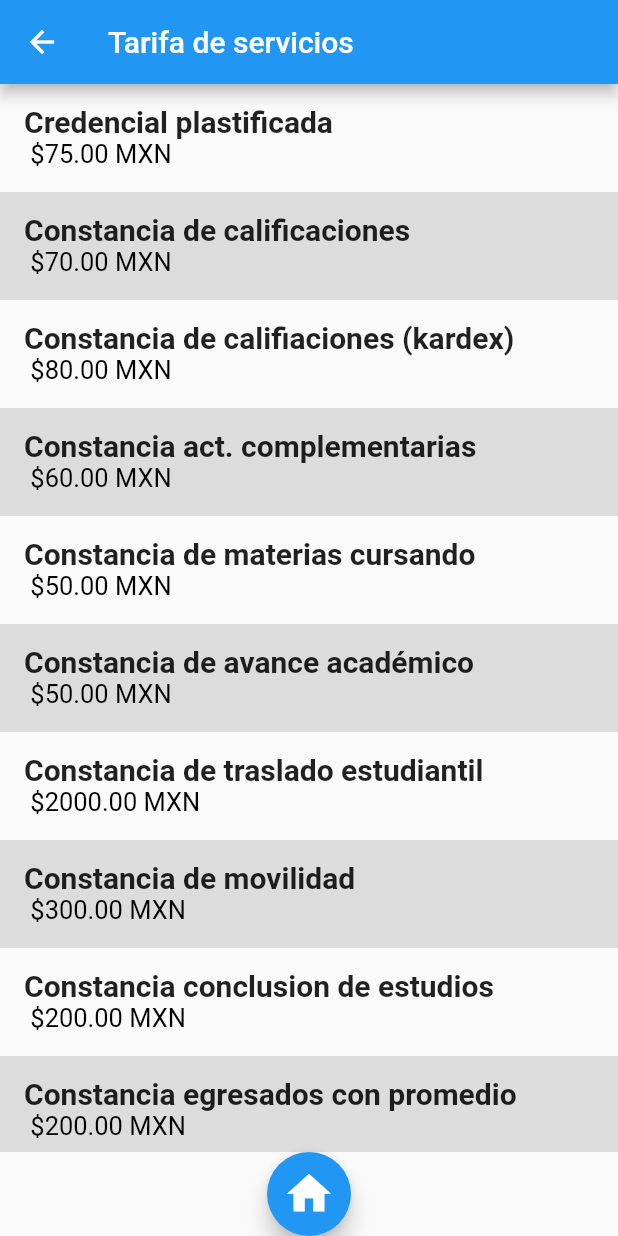
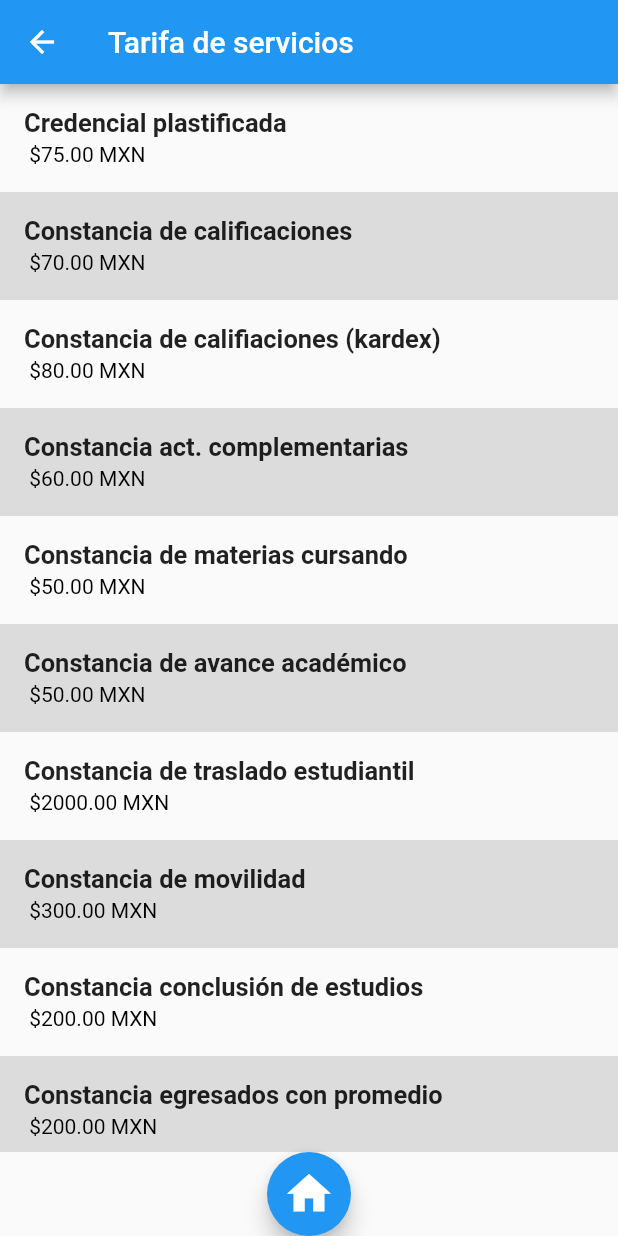
Before and after one commit to Jeryn61297/proyecto_itca, a Flutter app: the TarifasPage screen opened directly, on a phone screen of 412 x 824 dp. Run offline on Flutter 3.47's test engine with Material 2 defaults, Android fonts, the phone set to English and light mode, and no system bars.

Commit message:
ajustes 2.3

```diff
--- a/lib/src/home_pages/home_page.dart
+++ b/lib/src/home_pages/home_page.dart
@@ -84,7 +84,8 @@ class HomePage extends StatelessWidget {
                               width: 30,
                               height: 30,
                               child: Icon(
-                                Icons.arrow_back_outlined,
+                                Icons.dehaze,
+                                //Icons.arrow_back_outlined,
                                 color: Colors.black54,
                                 size: 38,
                               ),
@@ -109,7 +110,7 @@ class HomePage extends StatelessWidget {
                         text: TextSpan(
                           children: [
                             TextSpan(
-                              text: "Practicas estudiantiles\n",
+                              text: "Prácticas estudiantiles\n",
                               style: TextStyle(
                                   color: Colors.black87,
                                   fontSize: 22,
--- a/lib/src/pag/fold_carreras/agronomia.dart
+++ b/lib/src/pag/fold_carreras/agronomia.dart
@@ -8,7 +8,7 @@ class AgronomiaPage extends StatelessWidget {
   Widget build(BuildContext context) {
     return Scaffold(
         appBar: AppBar(
-          title: Text('Ing. AgronomÍa'),
+          title: Text('Ing. Agronomía'),
         ),
         body: Stack(
           children: <Widget>[
@@ -64,7 +64,7 @@ Widget _Objetivo() {
             textAlign: TextAlign.start,
           ),
           Text(
-            'Formar profesionistas en el campo de la agronomía capaces de generar, adaptar, trasferir tecnología y desarrollar procesos de producción agropecuaria, con base en estandares de calidad, vocación de servicio, visión creativa y emprendedora, comprometidos con la sociedad y el manejo sustentable de los recursos naturales.',
+            'Formar profesionistas en el campo de la agronomía capaces de generar, adaptar, trasferir tecnología y desarrollar procesos de producción agropecuaria, con base en estándares de calidad, vocación de servicio, visión creativa y emprendedora, comprometidos con la sociedad y el manejo sustentable de los recursos naturales.',
             style: TextStyle(color: Colors.black, fontSize: 16),
             textAlign: TextAlign.justify,
           ),
@@ -160,7 +160,7 @@ Widget _Semestres() {
                   fontWeight: FontWeight.w500),
             ),
             Text(
-              '> Diseños experimentales\n> Nutrición vegetal\n> Hidraulica\n> Sistemas de producción pecuaria\n> Gestión empresarial\n> Desarrollo sustentable',
+              '> Diseños experimentales\n> Nutrición vegetal\n> Hidráulica\n> Sistemas de producción pecuaria\n> Gestión empresarial\n> Desarrollo sustentable',
               style: TextStyle(
                 fontSize: 16,
               ),
--- a/lib/src/pag/fold_carreras/informatica.dart
+++ b/lib/src/pag/fold_carreras/informatica.dart
@@ -64,7 +64,7 @@ Widget _Objetivo() {
             textAlign: TextAlign.start,
           ),
           Text(
-            'Formar profesionales competentes en el diseño, desarrollo, implmentación y administración de proyectos informáticos con una visión sistématica, tecnológica y estratégica; ofreciendo soluciones innovadoras e integrales a las organizaciones de acuerdo con las necesidades actuales; comprometidos con su entorno, desempeñandose con actitud ética, emprendedora y de liderazgo.',
+            'Formar profesionales competentes en el diseño, desarrollo, implementación y administración de proyectos informáticos con una visión sistemática, tecnológica y estratégica; ofreciendo soluciones innovadoras e integrales a las organizaciones de acuerdo con las necesidades actuales; comprometidos con su entorno, desempeñándose con actitud ética, emprendedora y de liderazgo.',
             style: TextStyle(color: Colors.black, fontSize: 15),
             textAlign: TextAlign.justify,
           ),
@@ -118,7 +118,7 @@ Widget _Semestres() {
                   fontWeight: FontWeight.w500),
             ),
             Text(
-              '> Administración de los recursos y función informatica.\n> Física para informática.\n> Programación orientada a objetos.\n> Contabilidad financiera.\n> Cálculo integral.\n> Matemáticas discretas. ',
+              '> Administración de los recursos y función informática.\n> Física para informática.\n> Programación orientada a objetos.\n> Contabilidad financiera.\n> Cálculo integral.\n> Matemáticas discretas. ',
               style: TextStyle(
                 fontSize: 16,
               ),
@@ -202,7 +202,7 @@ Widget _Semestres() {
                   fontWeight: FontWeight.w500),
             ),
             Text(
-              '> Taller de emprendedores\n> Estrategias de gestión de servicios de TI.\n> Inteligencia de negocios.\n> Desarrollo de aplicaciones para dispositivos móviles.\n> Seguridad informatica.',
+              '> Taller de emprendedores\n> Estrategias de gestión de servicios de TI.\n> Inteligencia de negocios.\n> Desarrollo de aplicaciones para dispositivos móviles.\n> Seguridad informática.',
               style: TextStyle(
                 fontSize: 16,
               ),
--- a/lib/src/pag/fold_carreras/ing_admi.dart
+++ b/lib/src/pag/fold_carreras/ing_admi.dart
@@ -104,7 +104,7 @@ Widget _Semestres() {
                   fontWeight: FontWeight.w500),
             ),
             Text(
-              '> Taller de administración I\n> Tecnologías de la información\n> Contabilidad aplicada a la ingeniería\n> Dinamica social\n> Fundamentos de investigación\n> Cálculo diferencial',
+              '> Taller de administración I\n> Tecnologías de la información\n> Contabilidad aplicada a la ingeniería\n> Dinámica social\n> Fundamentos de investigación\n> Cálculo diferencial',
               style: TextStyle(
                 fontSize: 16,
               ),
--- a/lib/src/pag/fold_oficinas.dart/oficinas.dart
+++ b/lib/src/pag/fold_oficinas.dart/oficinas.dart
@@ -32,12 +32,12 @@ Widget _TituloPage() {
     child: Container(
         alignment: Alignment.center,
         width: double.infinity,
-        height: 200,
+        height: 250,
         //color: Colors.grey[400],
         child: Text(
-          'El TecNM Campus Cd. Altamirano continúa con sus actividades de manera virtual y ponemos a su disposición los contactos para atenderlos en sus dudas y/o tramites.',
+          'El TecNM Campus Cd. Altamirano continúa con sus actividades de manera virtual y ponemos a su disposición los contactos para atenderlos en sus dudas y/o trámites.',
           style: TextStyle(
-              color: Colors.black, fontSize: 20, fontWeight: FontWeight.w400),
+              color: Colors.black, fontSize: 19, fontWeight: FontWeight.w400),
           textAlign: TextAlign.justify,
         )),
   );
--- a/lib/src/pag/tarifas.dart
+++ b/lib/src/pag/tarifas.dart
@@ -22,14 +22,14 @@ class TarifasPage extends StatelessWidget {
                     'Credencial plastificada',
                     style: TextStyle(
                         color: Colors.black87,
-                        fontSize: 20,
+                        fontSize: 17,
                         fontWeight: FontWeight.w700),
                   ),
                   subtitle: Text(
                     ' \$75.00 MXN',
                     style: TextStyle(
                       color: Colors.black,
-                      fontSize: 17,
+                      fontSize: 14,
                     ),
                   ),
                 ),
@@ -42,14 +42,14 @@ class TarifasPage extends StatelessWidget {
                     'Constancia de calificaciones',
                     style: TextStyle(
                         color: Colors.black87,
-                        fontSize: 20,
+                        fontSize: 17,
                         fontWeight: FontWeight.w700),
                   ),
                   subtitle: Text(
                     ' \$70.00 MXN',
                     style: TextStyle(
                       color: Colors.black,
-                      fontSize: 17,
+                      fontSize: 14,
                     ),
                   ),
                 ),
@@ -61,12 +61,12 @@ class TarifasPage extends StatelessWidget {
                     'Constancia de califiaciones (kardex)',
                     style: TextStyle(
                         color: Colors.black87,
-                        fontSize: 20,
+                        fontSize: 17,
                         fontWeight: FontWeight.w700),
                   ),
                   subtitle: Text(
                     ' \$80.00 MXN',
-                    style: TextStyle(color: Colors.black, fontSize: 17),
+                    style: TextStyle(color: Colors.black, fontSize: 14),
                   ),
                 ),
               ),
@@ -78,14 +78,14 @@ class TarifasPage extends StatelessWidget {
                     'Constancia act. complementarias',
                     style: TextStyle(
                         color: Colors.black87,
-                        fontSize: 20,
+                        fontSize: 17,
                         fontWeight: FontWeight.w700),
                   ),
                   subtitle: Text(
                     ' \$60.00 MXN',
                     style: TextStyle(
                       color: Colors.black,
-                      fontSize: 17,
+                      fontSize: 14,
                     ),
                   ),
                 ),
@@ -97,14 +97,14 @@ class TarifasPage extends StatelessWidget {
                     'Constancia de materias cursando',
                     style: TextStyle(
                         color: Colors.black87,
-                        fontSize: 20,
+                        fontSize: 17,
                         fontWeight: FontWeight.w700),
                   ),
                   subtitle: Text(
                     ' \$50.00 MXN',
                     style: TextStyle(
                       color: Colors.black,
-                      fontSize: 17,
+                      fontSize: 14,
                     ),
                   ),
                 ),
@@ -117,12 +117,12 @@ class TarifasPage extends StatelessWidget {
                     'Constancia de avance académico',
                     style: TextStyle(
                         color: Colors.black87,
-                        fontSize: 20,
+                        fontSize: 17,
                         fontWeight: FontWeight.w700),
                   ),
                   subtitle: Text(
                     ' \$50.00 MXN',
-                    style: TextStyle(color: Colors.black, fontSize: 17),
+                    style: TextStyle(color: Colors.black, fontSize: 14),
                   ),
                 ),
               ),
@@ -133,14 +133,14 @@ class TarifasPage extends StatelessWidget {
                     'Constancia de traslado estudiantil',
                     style: TextStyle(
                         color: Colors.black87,
-                        fontSize: 20,
+                        fontSize: 17,
                         fontWeight: FontWeight.w700),
                   ),
                   subtitle: Text(
                     ' \$2000.00 MXN',
                     style: TextStyle(
                       color: Colors.black,
-                      fontSize: 17,
+                      fontSize: 14,
                     ),
                   ),
                 ),
@@ -153,14 +153,14 @@ class TarifasPage extends StatelessWidget {
                     'Constancia de movilidad',
                     style: TextStyle(
                         color: Colors.black87,
-                        fontSize: 20,
+                        fontSize: 17,
                         fontWeight: FontWeight.w700),
                   ),
                   subtitle: Text(
                     ' \$300.00 MXN',
                     style: TextStyle(
                       color: Colors.black,
-                      fontSize: 17,
+                      fontSize: 14,
                     ),
                   ),
                 ),
@@ -169,15 +169,15 @@ class TarifasPage extends StatelessWidget {
               Container(
                 child: ListTile(
                   title: Text(
-                    'Constancia conclusion de estudios',
+                    'Constancia conclusión de estudios',
                     style: TextStyle(
                         color: Colors.black87,
-                        fontSize: 20,
+                        fontSize: 17,
                         fontWeight: FontWeight.w700),
                   ),
                   subtitle: Text(
                     ' \$200.00 MXN',
-                    style: TextStyle(color: Colors.black, fontSize: 17),
+                    style: TextStyle(color: Colors.black, fontSize: 14),
                   ),
                 ),
               ),
@@ -189,14 +189,14 @@ class TarifasPage extends StatelessWidget {
                     'Constancia egresados con promedio',
                     style: TextStyle(
                         color: Colors.black87,
-                        fontSize: 20,
+                        fontSize: 17,
                         fontWeight: FontWeight.w700),
                   ),
                   subtitle: Text(
                     ' \$200.00 MXN',
                     style: TextStyle(
                       color: Colors.black,
-                      fontSize: 17,
+                      fontSize: 14,
                     ),
                   ),
                 ),
@@ -208,14 +208,14 @@ class TarifasPage extends StatelessWidget {
                     'Constancia egresados con calificación',
                     style: TextStyle(
                         color: Colors.black87,
-                        fontSize: 20,
+                        fontSize: 17,
                         fontWeight: FontWeight.w700),
                   ),
                   subtitle: Text(
                     ' \$200.00 MXN',
                     style: TextStyle(
                       color: Colors.black,
-                      fontSize: 17,
+                      fontSize: 14,
                     ),
                   ),
                 ),
@@ -228,12 +228,12 @@ class TarifasPage extends StatelessWidget {
                     'Constancia de no adeudo',
                     style: TextStyle(
                         color: Colors.black87,
-                        fontSize: 20,
+                        fontSize: 17,
                         fontWeight: FontWeight.w700),
                   ),
                   subtitle: Text(
                     ' \$200.00 MXN',
-                    style: TextStyle(color: Colors.black, fontSize: 17),
+                    style: TextStyle(color: Colors.black, fontSize: 14),
                   ),
                 ),
               ),
@@ -244,14 +244,14 @@ class TarifasPage extends StatelessWidget {
                     'Constancia de especialidad',
                     style: TextStyle(
                         color: Colors.black87,
-                        fontSize: 20,
+                        fontSize: 17,
                         fontWeight: FontWeight.w700),
                   ),
                   subtitle: Text(
                     ' \$250.00 MXN',
                     style: TextStyle(
                       color: Colors.black,
-                      fontSize: 17,
+                      fontSize: 14,
                     ),
                   ),
                 ),
@@ -264,14 +264,14 @@ class TarifasPage extends StatelessWidget {
                     'Constancia liberación de residencia profesional',
                     style: TextStyle(
                         color: Colors.black87,
-                        fontSize: 20,
+                        fontSize: 17,
                         fontWeight: FontWeight.w700),
                   ),
                   subtitle: Text(
                     ' \$200.00 MXN',
                     style: TextStyle(
                       color: Colors.black,
-                      fontSize: 17,
+                      fontSize: 14,
                     ),
                   ),
                 ),
@@ -283,14 +283,14 @@ class TarifasPage extends StatelessWidget {
                     'Reposición de acta de acreditación de residencia profesional',
                     style: TextStyle(
                         color: Colors.black87,
-                        fontSize: 20,
+                        fontSize: 17,
                         fontWeight: FontWeight.w700),
                   ),
                   subtitle: Text(
                     ' \$200.00 MXN',
                     style: TextStyle(
                       color: Colors.black,
-                      fontSize: 17,
+                      fontSize: 14,
                     ),
                   ),
                 ),
@@ -303,12 +303,12 @@ class TarifasPage extends StatelessWidget {
                     'Reposición de acta de acreditación de inglés',
                     style: TextStyle(
                         color: Colors.black87,
-                        fontSize: 20,
+                        fontSize: 17,
                         fontWeight: FontWeight.w700),
                   ),
                   subtitle: Text(
                     ' \$200.00 MXN',
-                    style: TextStyle(color: Colors.black, fontSize: 17),
+                    style: TextStyle(color: Colors.black, fontSize: 14),
                   ),
                 ),
               ),
@@ -319,14 +319,14 @@ class TarifasPage extends StatelessWidget {
                     'Certificado de estudios',
                     style: TextStyle(
                         color: Colors.black87,
-                        fontSize: 20,
+                        fontSize: 17,
                         fontWeight: FontWeight.w700),
                   ),
                   subtitle: Text(
                     ' \$500.00 MXN',
                     style: TextStyle(
                       color: Colors.black,
-                      fontSize: 17,
+                      fontSize: 14,
                     ),
                   ),
                 ),
@@ -336,15 +336,15 @@ class TarifasPage extends StatelessWidget {
                 color: Colors.black12,
                 child: ListTile(
                   title: Text(
-                    'Certificado de titulo profesional tramite electronico',
+                    'Certificado de título profesional trámite electrónico',
                     style: TextStyle(
                         color: Colors.black87,
-                        fontSize: 20,
+                        fontSize: 17,
                         fontWeight: FontWeight.w700),
                   ),
                   subtitle: Text(
                     ' \$1600.00 MXN',
-                    style: TextStyle(color: Colors.black, fontSize: 17),
+                    style: TextStyle(color: Colors.black, fontSize: 14),
                   ),
                 ),
               ),
@@ -355,14 +355,14 @@ class TarifasPage extends StatelessWidget {
                     'Duplicado de certificado',
                     style: TextStyle(
                         color: Colors.black87,
-                        fontSize: 20,
+                        fontSize: 17,
                         fontWeight: FontWeight.w700),
                   ),
                   subtitle: Text(
                     ' \$900.00 MXN',
                     style: TextStyle(
                       color: Colors.black,
-                      fontSize: 17,
+                      fontSize: 14,
                     ),
                   ),
                 ),
@@ -375,12 +375,12 @@ class TarifasPage extends StatelessWidget {
                     'Certificado parcial',
                     style: TextStyle(
                         color: Colors.black87,
-                        fontSize: 20,
+                        fontSize: 17,
                         fontWeight: FontWeight.w700),
                   ),
                   subtitle: Text(
                     ' \$1000.00 MXN',
-                    style: TextStyle(color: Colors.black, fontSize: 17),
+                    style: TextStyle(color: Colors.black, fontSize: 14),
                   ),
                 ),
               ),
@@ -391,14 +391,14 @@ class TarifasPage extends StatelessWidget {
                     'Convalidación de estudios',
                     style: TextStyle(
                         color: Colors.black87,
-                        fontSize: 20,
+                        fontSize: 17,
                         fontWeight: FontWeight.w700),
                   ),
                   subtitle: Text(
                     ' \$3000.00 MXN',
                     style: TextStyle(
                       color: Colors.black,
-                      fontSize: 17,
+                      fontSize: 14,
                     ),
                   ),
                 ),
@@ -411,12 +411,12 @@ class TarifasPage extends StatelessWidget {
                     'Equivalencia de estudios',
                     style: TextStyle(
                         color: Colors.black87,
-                        fontSize: 20,
+                        fontSize: 17,
                         fontWeight: FontWeight.w700),
                   ),
                   subtitle: Text(
                     ' \$800.00 MXN',
-                    style: TextStyle(color: Colors.black, fontSize: 17),
+                    style: TextStyle(color: Colors.black, fontSize: 14),
                   ),
                 ),
               ),
@@ -427,14 +427,14 @@ class TarifasPage extends StatelessWidget {
                     'Resolución de equivalencia ',
                     style: TextStyle(
                         color: Colors.black87,
-                        fontSize: 20,
+                        fontSize: 17,
                         fontWeight: FontWeight.w700),
                   ),
                   subtitle: Text(
                     ' \$800.00 MXN',
                     style: TextStyle(
                       color: Colors.black,
-                      fontSize: 17,
+                      fontSize: 14,
                     ),
                   ),
                 ),
@@ -447,12 +447,12 @@ class TarifasPage extends StatelessWidget {
                     'Revalidación de estudios',
                     style: TextStyle(
                         color: Colors.black87,
-                        fontSize: 20,
+                        fontSize: 17,
                         fontWeight: FontWeight.w700),
                   ),
                   subtitle: Text(
                     ' \$3000.00 MXN',
-                    style: TextStyle(color: Colors.black, fontSize: 17),
+                    style: TextStyle(color: Colors.black, fontSize: 14),
                   ),
                 ),
               ),
@@ -463,14 +463,14 @@ class TarifasPage extends StatelessWidget {
                     'Carta de postulación de la beca de residencia profesional a la titulación',
                     style: TextStyle(
                         color: Colors.black87,
-                        fontSize: 20,
+                        fontSize: 17,
                         fontWeight: FontWeight.w700),
                   ),
                   subtitle: Text(
                     ' \$100.00 MXN',
                     style: TextStyle(
                       color: Colors.black,
-                      fontSize: 17,
+                      fontSize: 14,
                     ),
                   ),
                 ),
```
Also changed, not shown: lib/src/pag/croquis.dart (+4 -4 lines), lib/src/pag/curso_ingles.dart (+20 -19 lines), lib/src/pag/fold_carreras/carreras.dart (+8 -8 lines), lib/src/pag/fold_oficinas.dart/enactus.dart (+6 -6 lines), lib/src/pag/fold_oficinas.dart/sistemas.dart (+5 -5 lines), lib/src/pag/infor.dart (+22 -25 lines), lib/src/pag/inscripciones.dart (+24 -24 lines), 2 other files.
